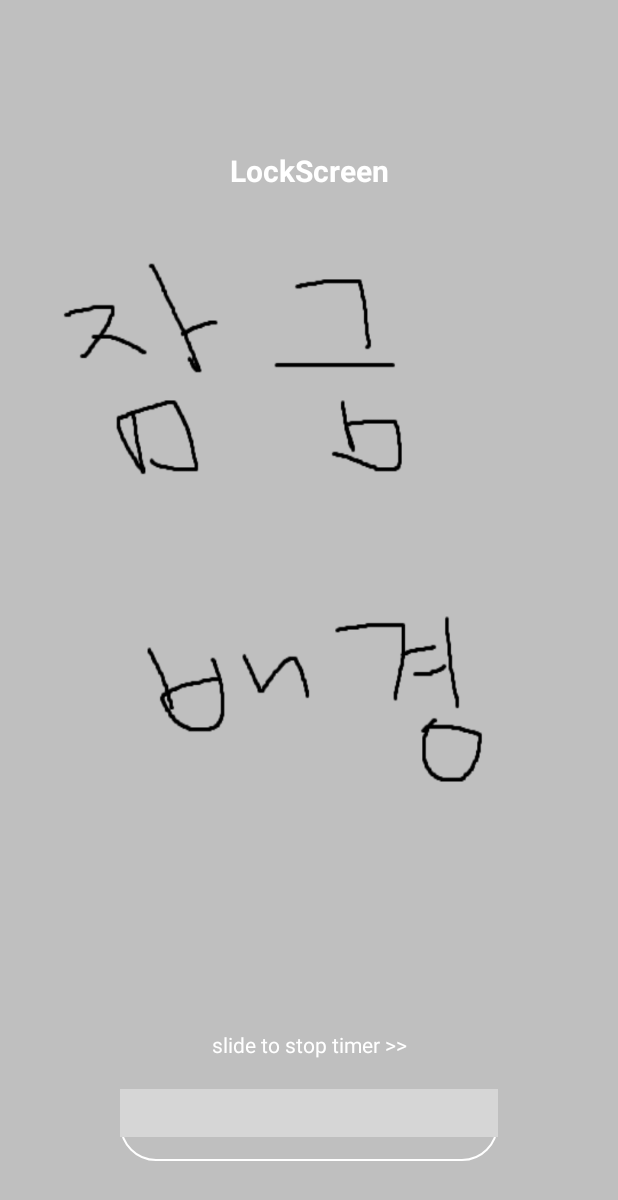
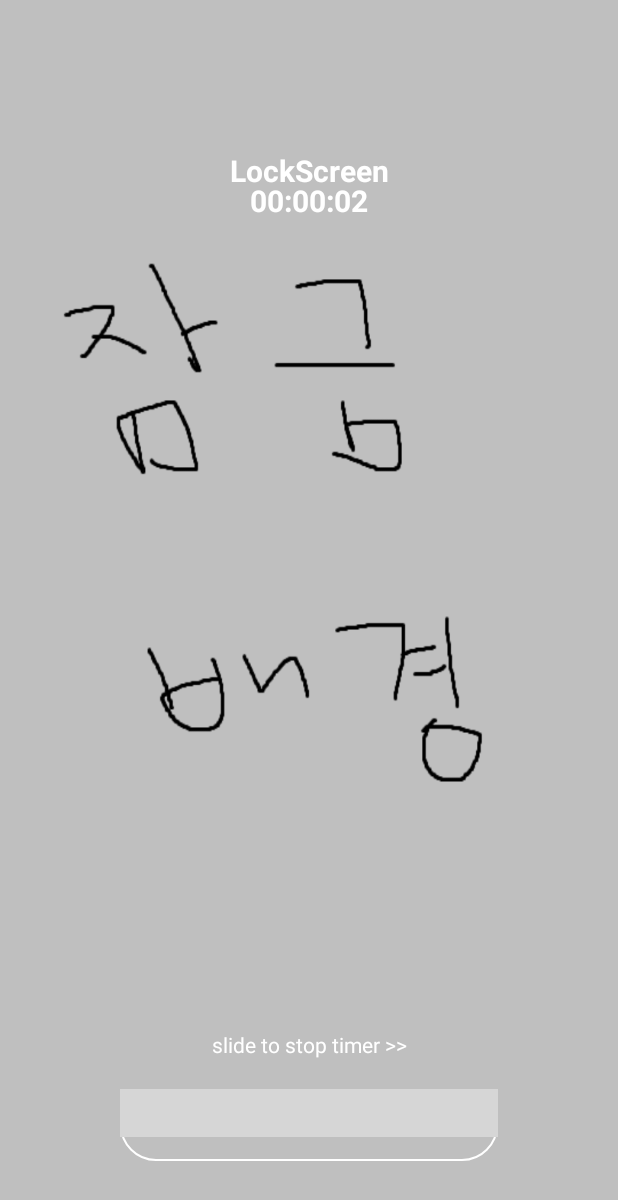
Before and after one commit to Voo-Up/GenuineTimer, an Android app: the LockscreenActivity screen opened directly, with no data from a screen before it, on a phone screen of 412 x 824 dp. Shown: the top 1200 px of the screen. Run offline under Robolectric (Android 15) with nearby library versions, the phone set to English and light mode, and no system bars; libraries missing offline, so code that uses them is left out: com.ncorti.slidetoact; plain views replace SlideToActView; 2 statements that could not run were skipped; grey boxes are pictures that could not be loaded.

Commit message:
Add Timer
Add Timer

```diff
--- a/AndroidProject/ExamineeTimer/app/src/main/java/com/example/examineetimer/LockscreenActivity.java
+++ b/AndroidProject/ExamineeTimer/app/src/main/java/com/example/examineetimer/LockscreenActivity.java
@@ -2,21 +2,32 @@ package com.example.examineetimer;
 
 import android.app.Activity;
 import android.os.Bundle;
-import android.os.PersistableBundle;
 import android.util.Log;
+import android.view.KeyEvent;
 import android.view.View;
 import android.view.WindowManager;
-
-import androidx.annotation.Nullable;
-import androidx.appcompat.app.AppCompatActivity;
+import android.widget.TextView;
 
 import com.ncorti.slidetoact.SlideToActView;
 
+import java.util.Timer;
+import java.util.TimerTask;
+
 public class LockscreenActivity extends Activity {
+    private static final String TAG = "LockscreenActivity";
+    private Timer studyTimer;
+
+    private int totalStudySec;
+    private TextView studyTimeTextView;
+
     @Override
     protected void onCreate(Bundle savedInstanceState) {
         super.onCreate(savedInstanceState);
         setContentView(R.layout.activity_lockscreen);
+
+        studyTimeTextView = (TextView) findViewById(R.id.studyTimeTextView);
+
+        startStudyTimer();
 
         getWindow().setFlags(WindowManager.LayoutParams.FLAG_FULLSCREEN, WindowManager.LayoutParams.FLAG_FULLSCREEN);
         getWindow().addFlags(WindowManager.LayoutParams.FLAG_SHOW_WHEN_LOCKED | WindowManager.LayoutParams.FLAG_KEEP_SCREEN_ON | WindowManager.LayoutParams.FLAG_DISMISS_KEYGUARD);
@@ -26,9 +37,19 @@ public class LockscreenActivity extends Activity {
             @Override
             public void onSlideComplete(SlideToActView slideToActView) {
                 //Send Timer
+                Log.i(TAG, "onSlideComplete");
+                studyTimer.cancel();
                 finish();
             }
         });
+    }
+
+    @Override
+    protected void onUserLeaveHint() {
+        super.onUserLeaveHint();
+        Log.i(TAG,"Home Key Down");
+        studyTimer.cancel();
+        finish();
     }
 
     @Override
@@ -50,4 +71,43 @@ public class LockscreenActivity extends Activity {
         newUiOptions |= View.SYSTEM_UI_FLAG_IMMERSIVE_STICKY;
         getWindow().getDecorView().setSystemUiVisibility(newUiOptions);
     }
+
+    public boolean onKeyDown(int keyCode, KeyEvent event) {
+        switch(keyCode) {
+            case KeyEvent.KEYCODE_BACK:
+                Log.i(TAG, "onKeyDown");
+                studyTimer.cancel();
+                break;
+        }
+        return super.onKeyDown(keyCode, event);
+    }
+
+    private void startStudyTimer() {
+        studyTimer = new Timer();
+        totalStudySec = 0;
+
+        TimerTask timerTask = new TimerTask() {
+            @Override
+            public void run() {
+                totalStudySec++;
+                Log.i(TAG,"Timer running..." + totalStudySec);
+
+                runOnUiThread(new Runnable() {
+                    @Override
+                    public void run() {
+                        String timeString = makeTotalStudyTime(totalStudySec);
+                        studyTimeTextView.setText(timeString);
+                    }
+                });
+            }
+        };
+        studyTimer.schedule(timerTask,0, 1000);
+    }
+
+    private String makeTotalStudyTime(int totalStudySec) {
+        int hours = totalStudySec / 3600;
+        int minutes = (totalStudySec % 3600) / 60;
+        int seconds = totalStudySec % 60;
+        return String.format("%02d:%02d:%02d", hours, minutes, seconds);
+    }
 }
--- a/AndroidProject/ExamineeTimer/app/src/main/res/layout/activity_lockscreen.xml
+++ b/AndroidProject/ExamineeTimer/app/src/main/res/layout/activity_lockscreen.xml
@@ -23,6 +23,19 @@
             android:layout_height="wrap_content"
             android:layout_marginTop="100dp"
             android:text="@string/lockScreenText"
+            android:textColor="@color/whiteColor"
+            android:textSize="@dimen/lc_switch_textsize"
+            android:textStyle="bold"
+            app:layout_constraintEnd_toEndOf="parent"
+            app:layout_constraintStart_toStartOf="parent"
+            app:layout_constraintTop_toTopOf="parent" />
+
+        <TextView
+            android:id="@+id/studyTimeTextView"
+            android:layout_width="wrap_content"
+            android:layout_height="wrap_content"
+            android:layout_marginTop="120dp"
+            android:text="SEC"
             android:textColor="@color/whiteColor"
             android:textSize="@dimen/lc_switch_textsize"
             android:textStyle="bold"
```
